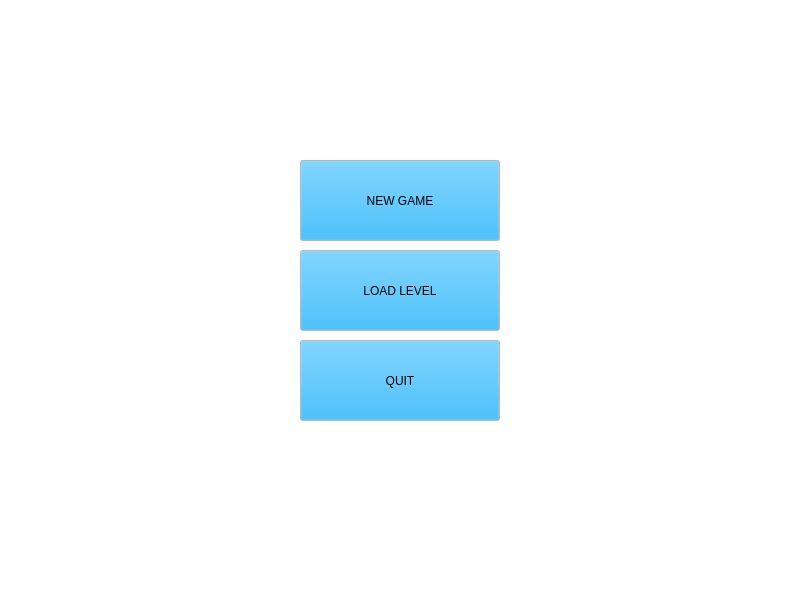
The window that mainwindow.ui (SilverSolver/Topology-game) describes before a commit, drawn with Qt 5.
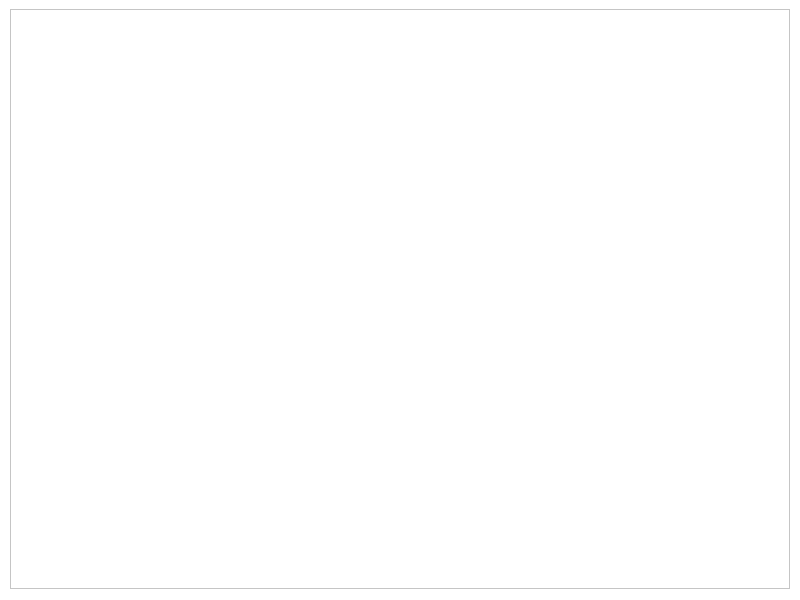
The same window after the commit. The open tabs and pages were chosen to show the change. Icons and pictures are not drawn. Custom widgets are drawn as their Qt base class.

The edit to the form file:
```diff
--- a/mainwindow.ui
+++ b/mainwindow.ui
@@ -354,7 +354,7 @@
        </rect>
       </property>
       <property name="text">
-       <string>LOAD LEVEL</string>
+       <string>HELP</string>
       </property>
      </widget>
      <widget class="QPushButton" name="QuitButton">
@@ -386,6 +386,39 @@
       <string notr="true"/>
      </property>
     </widget>
+    <widget class="QWidget" name="win">
+     <widget class="QFrame" name="frame">
+      <property name="geometry">
+       <rect>
+        <x>10</x>
+        <y>9</y>
+        <width>780</width>
+        <height>580</height>
+       </rect>
+      </property>
+      <property name="minimumSize">
+       <size>
+        <width>780</width>
+        <height>580</height>
+       </size>
+      </property>
+      <property name="maximumSize">
+       <size>
+        <width>780</width>
+        <height>580</height>
+       </size>
+      </property>
+      <property name="styleSheet">
+       <string notr="true">image: url(:/images/Congratulation.png);</string>
+      </property>
+      <property name="frameShape">
+       <enum>QFrame::StyledPanel</enum>
+      </property>
+      <property name="frameShadow">
+       <enum>QFrame::Raised</enum>
+      </property>
+     </widget>
+    </widget>
    </widget>
   </widget>
  </widget>
```
Left out of the diff: 4 changed lines with no effect on the pictures.
